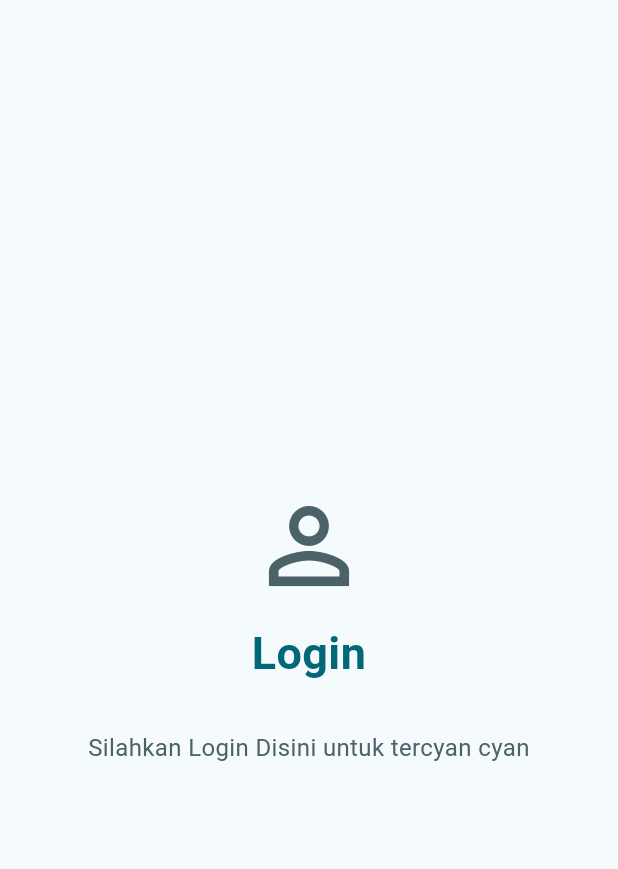
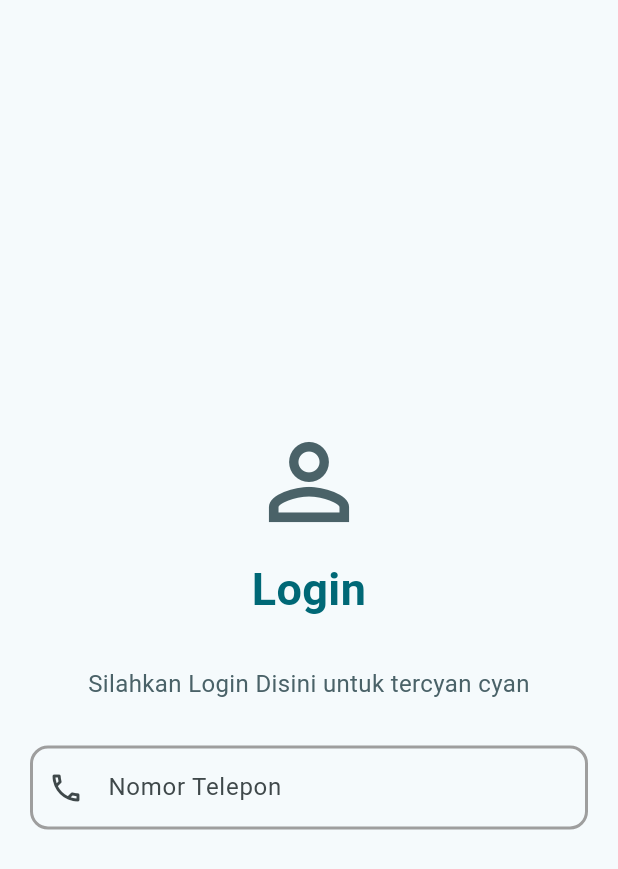
Before and after one commit to yaseumine/KB1179-1123150146-uts, a Flutter app: the Login screen opened directly, on a phone screen of 412 x 824 dp. Shown: the top 869 px of the screen. Run offline on Flutter 3.47's test engine with Material 3 defaults, Android fonts, the phone set to English and light mode, and no system bars.

Commit message:
membuat textfield no telepone di login

```diff
--- a/lib/login.dart
+++ b/lib/login.dart
@@ -32,6 +32,26 @@ class Login extends StatelessWidget {
                 style: TextStyle(fontSize: 16, color: cs.secondary),
                 textAlign: TextAlign.center,
               ),
+              SizedBox(height: 30),
+              TextField(
+                keyboardType: TextInputType.phone,
+                decoration: InputDecoration(
+                  labelText: 'Nomor Telepon',
+                  hintText: 'Masukkan Nomor Telepon Anda',
+                  prefixIcon: const Icon(Icons.phone_outlined),
+                  border: OutlineInputBorder(
+                    borderRadius: BorderRadius.circular(12.0),
+                  ),
+                  enabledBorder: OutlineInputBorder(
+                    borderRadius: BorderRadius.circular(12.0),
+                    borderSide: BorderSide(color: Colors.grey, width: 2.0),
+                  ),
+                  focusedBorder: OutlineInputBorder(
+                    borderRadius: BorderRadius.circular(12.0),
+                    borderSide: BorderSide(color: cs.primary, width: 2.0),
+                  ),
+                ),
+              ),
             ],
           ),
         ),
```
